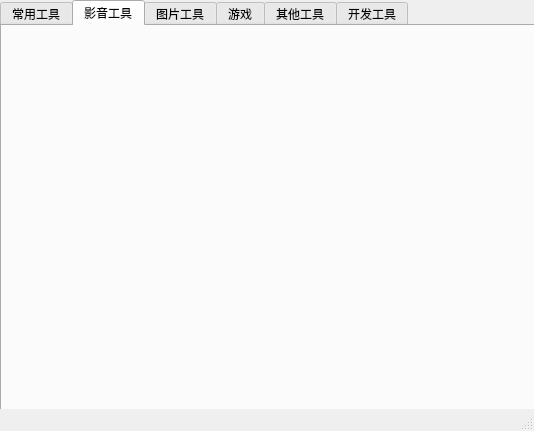
Before: the Qt Designer form untitled.ui in cacaview/qt_tool_box, drawn with Qt 5.
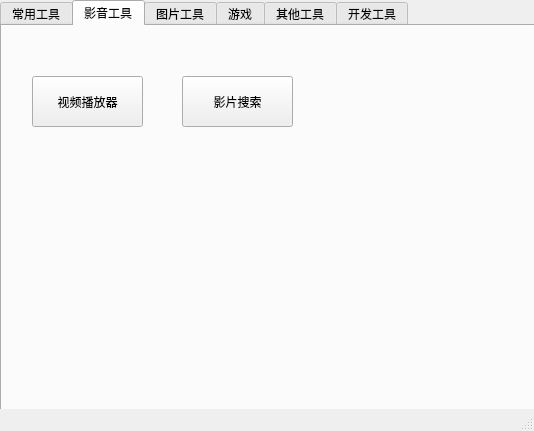
After: the same form once the commit is applied. The open tabs and pages were chosen to show the change.

Patch:
```diff
--- a/untitled.ui
+++ b/untitled.ui
@@ -126,6 +126,32 @@
      <attribute name="title">
       <string>影音工具</string>
      </attribute>
+     <widget class="QPushButton" name="pushButton_8">
+      <property name="geometry">
+       <rect>
+        <x>30</x>
+        <y>50</y>
+        <width>111</width>
+        <height>51</height>
+       </rect>
+      </property>
+      <property name="text">
+       <string>视频播放器</string>
+      </property>
+     </widget>
+     <widget class="QPushButton" name="pushButton_9">
+      <property name="geometry">
+       <rect>
+        <x>180</x>
+        <y>50</y>
+        <width>111</width>
+        <height>51</height>
+       </rect>
+      </property>
+      <property name="text">
+       <string>影片搜索</string>
+      </property>
+     </widget>
     </widget>
     <widget class="QWidget" name="tab_3">
      <attribute name="title">
```
Left out of the diff: 67 changed lines with no effect on the pictures.
